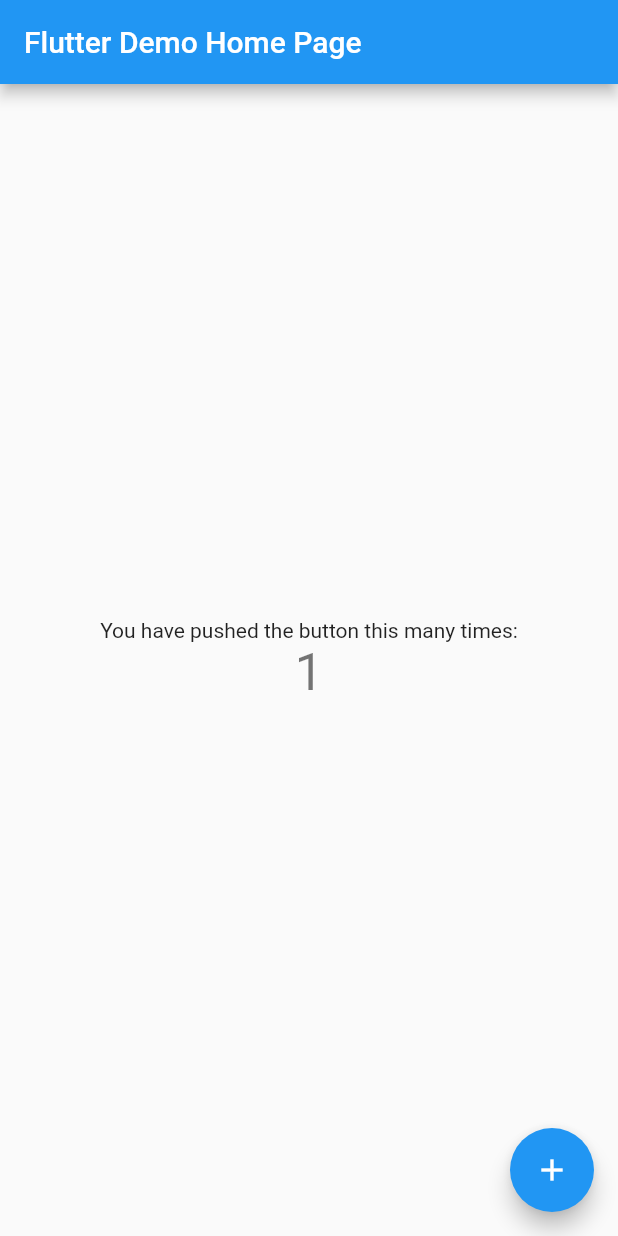
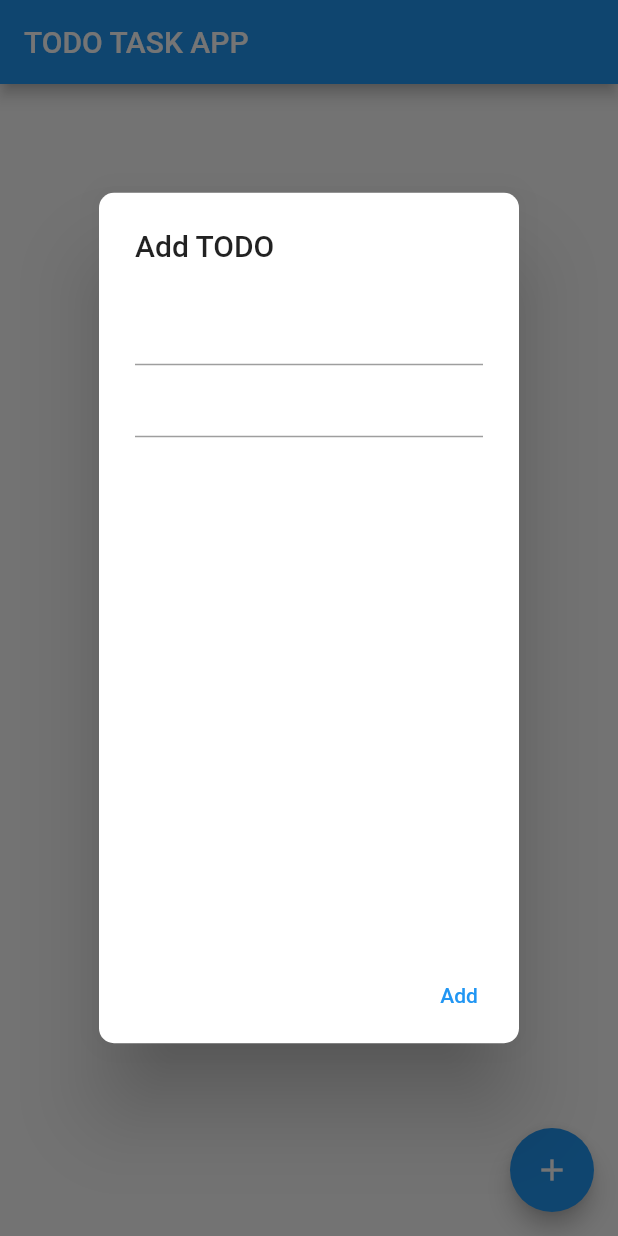
Before and after one commit to AKP2499/todo_task, a Flutter app: the screen it shows after launch, after a tap on the "add" icon, on a phone screen of 412 x 824 dp. Run offline on Flutter 3.47's test engine with Material 2 defaults, Android fonts, the phone set to English and light mode, and no system bars; our stand-ins replace cloud_firestore, firebase_core; accounts and stored records are empty.

Commit message:
"Read and write process Completed"

```diff
--- a/lib/main.dart
+++ b/lib/main.dart
@@ -1,6 +1,10 @@
+import 'package:firebase_core/firebase_core.dart';
 import 'package:flutter/material.dart';
+import 'package:todo_task_misha_infotech/view/home_page.dart';
 
-void main() {
+void main() async {
+  WidgetsFlutterBinding.ensureInitialized();
+  await Firebase.initializeApp();
   runApp(const MyApp());
 }
 
@@ -13,103 +17,9 @@
     return MaterialApp(
       title: 'Flutter Demo',
       theme: ThemeData(
-        // This is the theme of your application.
-        //
-        // Try running your application with "flutter run". You'll see the
-        // application has a blue toolbar. Then, without quitting the app, try
-        // changing the primarySwatch below to Colors.green and then invoke
-        // "hot reload" (press "r" in the console where you ran "flutter run",
-        // or simply save your changes to "hot reload" in a Flutter IDE).
-        // Notice that the counter didn't reset back to zero; the application
-        // is not restarted.
         primarySwatch: Colors.blue,
       ),
-      home: const MyHomePage(title: 'Flutter Demo Home Page'),
+      home: const HomePage(),
     );
   }
 }
-
-class MyHomePage extends StatefulWidget {
-  const MyHomePage({Key? key, required this.title}) : super(key: key);
-
-  // This widget is the home page of your application. It is stateful, meaning
-  // that it has a State object (defined below) that contains fields that affect
-  // how it looks.
-
-  // This class is the configuration for the state. It holds the values (in this
-  // case the title) provided by the parent (in this case the App widget) and
-  // used by the build method of the State. Fields in a Widget subclass are
-  // always marked "final".
-
-  final String title;
-
-  @override
-  State<MyHomePage> createState() => _MyHomePageState();
-}
-
-class _MyHomePageState extends State<MyHomePage> {
-  int _counter = 0;
-
-  void _incrementCounter() {
-    setState(() {
-      // This call to setState tells the Flutter framework that something has
-      // changed in this State, which causes it to rerun the build method below
-      // so that the display can reflect the updated values. If we changed
-      // _counter without calling setState(), then the build method would not be
-      // called again, and so nothing would appear to happen.
-      _counter++;
-    });
-  }
-
-  @override
-  Widget build(BuildContext context) {
-    // This method is rerun every time setState is called, for instance as done
-    // by the _incrementCounter method above.
-    //
-    // The Flutter framework has been optimized to make rerunning build methods
-    // fast, so that you can just rebuild anything that needs updating rather
-    // than having to individually change instances of widgets.
-    return Scaffold(
-      appBar: AppBar(
-        // Here we take the value from the MyHomePage object that was created by
-        // the App.build method, and use it to set our appbar title.
-        title: Text(widget.title),
-      ),
-      body: Center(
-        // Center is a layout widget. It takes a single child and positions it
-        // in the middle of the parent.
-        child: Column(
-          // Column is also a layout widget. It takes a list of children and
-          // arranges them vertically. By default, it sizes itself to fit its
-          // children horizontally, and tries to be as tall as its parent.
-          //
-          // Invoke "debug painting" (press "p" in the console, choose the
-          // "Toggle Debug Paint" action from the Flutter Inspector in Android
-          // Studio, or the "Toggle Debug Paint" command in Visual Studio Code)
-          // to see the wireframe for each widget.
-          //
-          // Column has various properties to control how it sizes itself and
-          // how it positions its children. Here we use mainAxisAlignment to
-          // center the children vertically; the main axis here is the vertical
-          // axis because Columns are vertical (the cross axis would be
-          // horizontal).
-          mainAxisAlignment: MainAxisAlignment.center,
-          children: <Widget>[
-            const Text(
-              'You have pushed the button this many times:',
-            ),
-            Text(
-              '$_counter',
-              style: Theme.of(context).textTheme.headline4,
-            ),
-          ],
-        ),
-      ),
-      floatingActionButton: FloatingActionButton(
-        onPressed: _incrementCounter,
-        tooltip: 'Increment',
-        child: const Icon(Icons.add),
-      ), // This trailing comma makes auto-formatting nicer for build methods.
-    );
-  }
-}
--- /dev/null
+++ b/lib/model/task_model.dart
@@ -0,0 +1,27 @@
+
+class Todo {
+  String title;
+  String? description;
+  bool? isDone;
+  String? id;
+
+  Todo({
+   required this.title,
+    this.description,
+    this.id,
+    this.isDone =false,
+  });
+  static Todo fromJson(Map<String,dynamic>json)=> Todo(
+    title: json['title'],
+    description: json['description'],
+    id: json['id'],
+    isDone: json['isDone'],
+
+  );
+  Map<String, dynamic> toJson() => {
+    'title':title,
+    'description':description,
+    'isDone':isDone,
+    'id':id,
+  };
+}
--- /dev/null
+++ b/lib/view/home_page.dart
@@ -0,0 +1,82 @@
+import 'package:cloud_firestore/cloud_firestore.dart';
+import 'package:flutter/cupertino.dart';
+import 'package:flutter/material.dart';
+import 'package:todo_task_misha_infotech/view/widgets/list_widget.dart';
+
+import '../model/task_model.dart';
+
+class HomePage extends StatefulWidget {
+  const HomePage({Key? key}) : super(key: key);
+
+  @override
+  State<HomePage> createState() => _HomePageState();
+}
+
+
+
+class _HomePageState extends State<HomePage> {
+  TextEditingController _titleController = TextEditingController();
+  TextEditingController _decriptionController  = TextEditingController();
+
+  addTodo(Todo todo) async{
+   await FirebaseFirestore.instance.collection("todo").doc(_titleController.text).set(todo.toJson());
+  }
+
+  @override
+  Widget build(BuildContext context) {
+    return
+      Scaffold(
+        appBar: AppBar(
+          title: const Text("TODO TASK APP"),
+        ),
+        body:  ListOfTask(),
+        floatingActionButton: FloatingActionButton(
+          child: const Icon(Icons.add),
+          onPressed: () {
+            showDialog(
+                context: context,
+                builder: (BuildContext context){
+                  return AlertDialog(
+                    shape: RoundedRectangleBorder(
+                        borderRadius: BorderRadius.circular(10)
+                    ),
+                    title: const Text("Add TODO"),
+                    content: Container(
+                      height: MediaQuery.of(context).size.height * 0.5,
+                      width: MediaQuery.of(context).size.width * 0.4,
+                      child: Column(
+                        children: [
+                          TextField(
+                            controller: _titleController
+                            ,
+                          ),
+                          TextField(
+                            controller: _decriptionController,
+                          ),
+
+                        ],
+
+                      ),
+                    ),
+                    actions: <Widget>[
+                      TextButton(onPressed: (){
+                        print("+++++++++++++++++++++++++++++++++++");
+                        addTodo(
+                            Todo(
+                              title: _titleController.text,
+                              description: _decriptionController.text,
+                              isDone: false,
+                            )
+                        );
+
+                        Navigator.of(context).pop();
+
+                      }, child: const Text("Add"))
+                    ],
+                  );
+                });
+          },
+        ),
+    );
+  }
+}
--- /dev/null
+++ b/lib/view/widgets/list_widget.dart
@@ -0,0 +1,55 @@
+import 'package:cloud_firestore/cloud_firestore.dart';
+import 'package:flutter/cupertino.dart';
+import 'package:flutter/material.dart';
+
+class ListOfTask extends StatelessWidget {
+  const ListOfTask({Key? key}) : super(key: key);
+
+  @override
+  Widget build(BuildContext context) {
+    return StreamBuilder<QuerySnapshot>(
+      stream: FirebaseFirestore.instance.collection("todo").snapshots(),
+      builder: (context, snapshot) {
+        print("======================");
+        if (snapshot.hasError) {
+          return Text('Something went wrong');
+          print("======================");
+        } else if (snapshot.hasData || snapshot.data != null) {
+          print("======>AAAAAAA>>>>>>>>>${snapshot.data?.docs.length}");
+          return ListView.builder(
+              itemCount: snapshot.data?.docs.length,
+              itemBuilder: (BuildContext context, int index) {
+                QueryDocumentSnapshot<Object?>? documentSnapshot = snapshot.data?.docs[index];
+                return Dismissible(key: Key(index.toString()),
+                    child: Column(
+                      children: [
+                        Card(
+                          elevation: 3,
+                          child: ListTile(
+                            title: Text((documentSnapshot != null) ? (documentSnapshot["title"].toString()) : ""),
+                            subtitle: Text((documentSnapshot != null)
+                                ? ((documentSnapshot["description"] != null)
+                                ? documentSnapshot["description"]
+                                : "") : ""),
+                            trailing: IconButton(
+                              color: Colors.red,
+                              icon: const Icon(Icons.delete),
+                              onPressed: () {
+
+                              },
+                            ),
+                          ),
+                        ),
+                      ],
+                    ));
+              });
+
+        }
+        return const Center(
+          child: Text("data"),
+        );
+      });
+
+
+      }
+  }
--- a/pubspec.yaml
+++ b/pubspec.yaml
@@ -34,6 +34,8 @@
   # The following adds the Cupertino Icons font to your application.
   # Use with the CupertinoIcons class for iOS style icons.
   cupertino_icons: ^1.0.2
+  firebase_core:
+  cloud_firestore:
 
 dev_dependencies:
   flutter_test:
```
Also changed, not shown: pubspec.lock, 5 other files.
